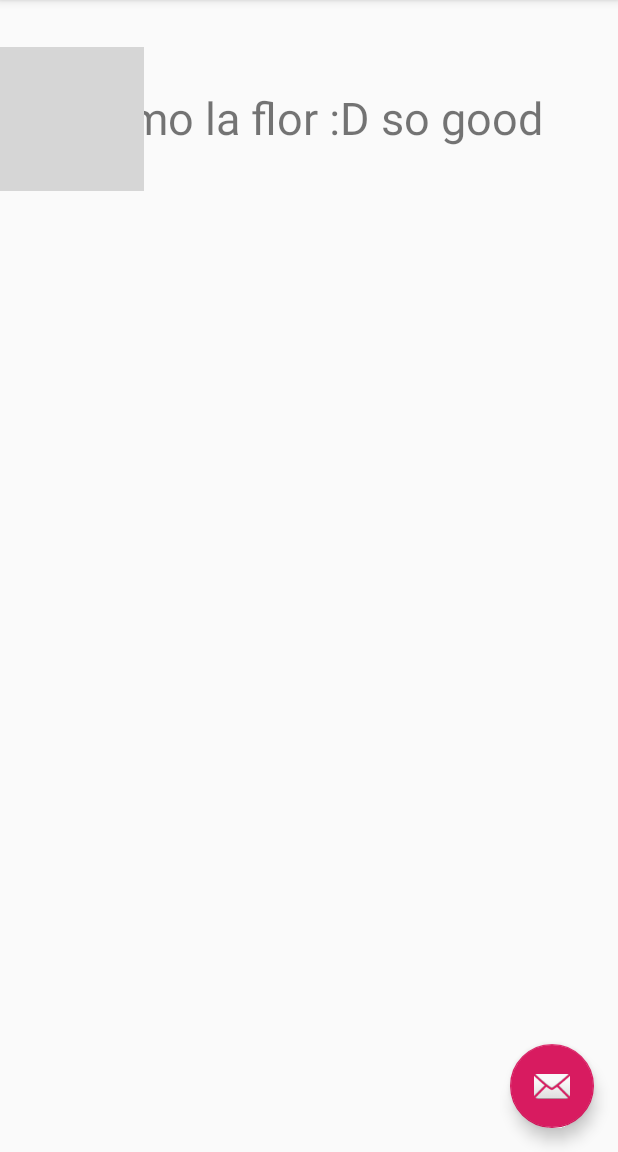
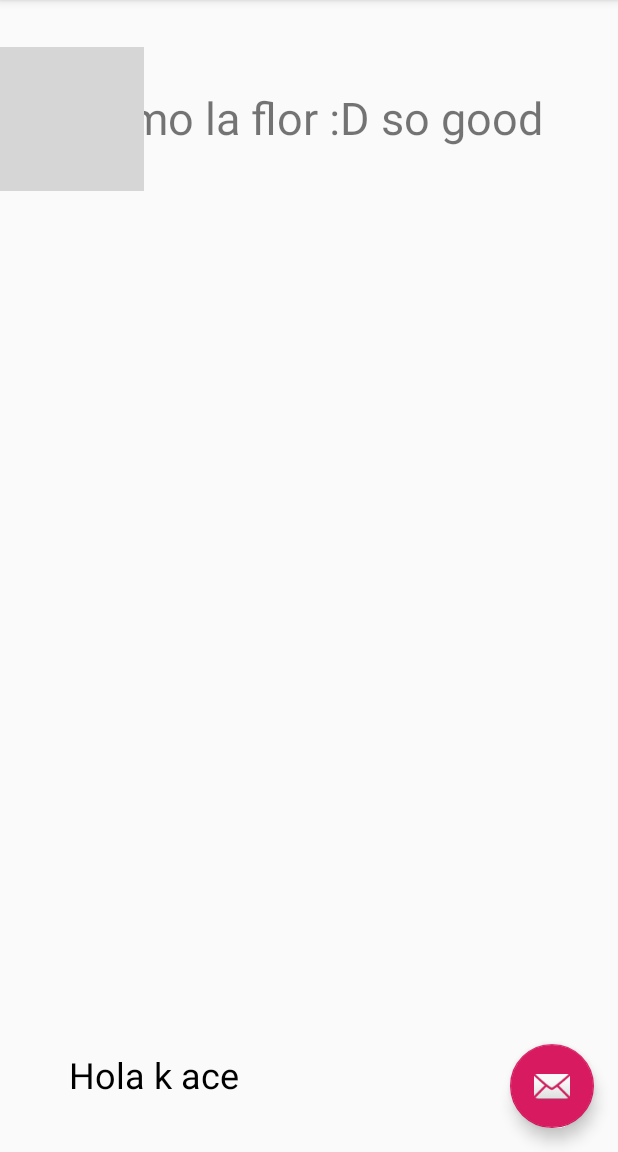
Before and after one commit to AdrisGS/PruebaAndroid, an Android app: the screen it shows after launch (MainActivity), on a phone screen of 412 x 824 dp, the part 84-1236 px from its top. Run offline under Robolectric (Android 15) with nearby library versions, the phone set to English and light mode, and no system bars; grey boxes are pictures that could not be loaded.

Commit message:
Puse un ola k ace

```diff
--- a/app/src/main/res/layout/activity_main.xml
+++ b/app/src/main/res/layout/activity_main.xml
@@ -20,7 +20,9 @@
 
     </android.support.design.widget.AppBarLayout>
 
-    <include layout="@layout/content_main" />
+    <include
+        layout="@layout/content_main"
+        android:layout_height="513dp" />
 
     <android.support.design.widget.FloatingActionButton
         android:id="@+id/fab"
--- a/app/src/main/res/layout/content_main.xml
+++ b/app/src/main/res/layout/content_main.xml
@@ -27,4 +27,16 @@
         android:layout_marginTop="58dp"
         android:text="Como la flor :D so good"
         android:textSize="30sp" />
+
+    <TextView
+        android:id="@+id/textView2"
+        android:layout_width="205dp"
+        android:layout_height="wrap_content"
+        android:layout_alignParentStart="true"
+        android:layout_alignParentBottom="true"
+        android:layout_marginBottom="35dp"
+        android:text="Hola k ace"
+        android:textAlignment="center"
+        android:textColor="@android:color/black"
+        android:textSize="24sp" />
 </RelativeLayout>
```
